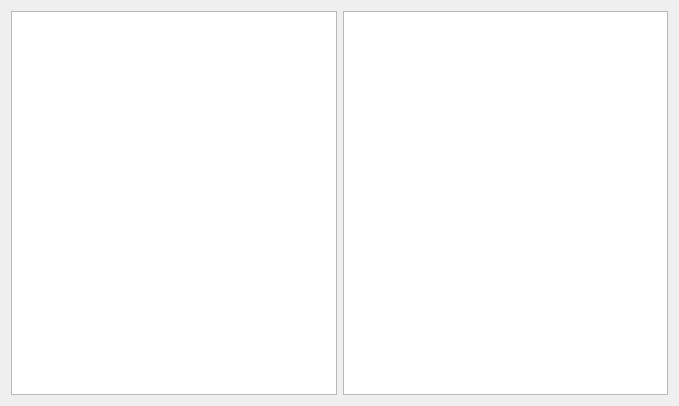
Qt form libmap2/rscviewer.ui (yog-muskrat/libmap2) before a commit.
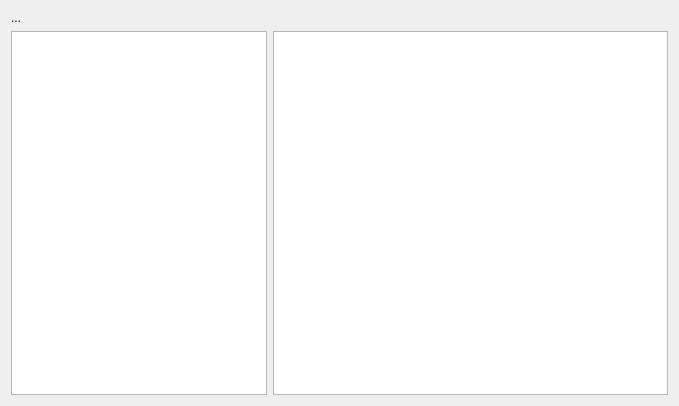
The same form after that commit.

Patch:
```diff
--- a/libmap2/rscviewer.ui
+++ b/libmap2/rscviewer.ui
@@ -13,12 +13,30 @@
   <property name="windowTitle">
    <string>Form</string>
   </property>
+  <layout class="QVBoxLayout" name="verticalLayout">
+   <item>
+    <widget class="QLabel" name="lblTitle">
+     <property name="text">
+      <string>...</string>
+     </property>
+    </widget>
+   </item>
+   <item>
   <layout class="QHBoxLayout" name="horizontalLayout">
    <item>
     <widget class="QListView" name="rscLayerList">
+       <property name="sizePolicy">
+        <sizepolicy hsizetype="Preferred" vsizetype="Expanding">
+         <horstretch>0</horstretch>
+         <verstretch>0</verstretch>
+        </sizepolicy>
+       </property>
      <property name="editTriggers">
       <set>QAbstractItemView::NoEditTriggers</set>
      </property>
+       <property name="wordWrap">
+        <bool>true</bool>
+       </property>
     </widget>
    </item>
    <item>
@@ -59,6 +77,8 @@
       <bool>true</bool>
      </property>
     </widget>
+     </item>
+    </layout>
    </item>
   </layout>
  </widget>
```
Lines whose indentation alone changed are shown as unchanged.
